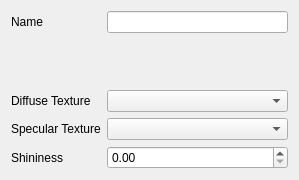
This is src/resourcewidgets/AddMaterialWidget.ui in MickaelOnTheWave/3dvisualizer as Qt 5 draws it before an edit. The edited form follows.
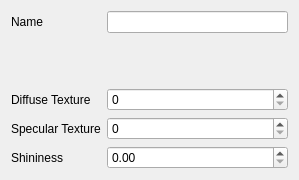
This is the edited form.

Commit message: Improved Render Data display. Updated editor architecture. Added real data for Material adding.

Diff of the .ui file:
```diff
--- a/src/resourcewidgets/AddMaterialWidget.ui
+++ b/src/resourcewidgets/AddMaterialWidget.ui
@@ -24,30 +24,24 @@
    <item row="0" column="1">
     <widget class="QLineEdit" name="nameEdit"/>
    </item>
-   <item row="3" column="1">
-    <widget class="QComboBox" name="diffuseCombo"/>
-   </item>
-   <item row="5" column="1">
-    <widget class="QComboBox" name="specularCombo"/>
-   </item>
-   <item row="7" column="1">
+   <item row="8" column="1">
     <widget class="QDoubleSpinBox" name="shininessSpin"/>
    </item>
-   <item row="3" column="0">
+   <item row="4" column="0">
     <widget class="QLabel" name="label_3">
      <property name="text">
       <string>Diffuse Texture</string>
      </property>
     </widget>
    </item>
-   <item row="5" column="0">
+   <item row="6" column="0">
     <widget class="QLabel" name="label_4">
      <property name="text">
       <string>Specular Texture</string>
      </property>
     </widget>
    </item>
-   <item row="7" column="0">
+   <item row="8" column="0">
     <widget class="QLabel" name="label_2">
      <property name="text">
       <string>Shininess</string>
@@ -67,6 +61,12 @@
      </property>
     </spacer>
    </item>
+   <item row="4" column="1">
+    <widget class="QSpinBox" name="diffuseBox"/>
+   </item>
+   <item row="6" column="1">
+    <widget class="QSpinBox" name="specularBox"/>
+   </item>
   </layout>
  </widget>
  <resources/>
```
The commit also changes 7 other files.
